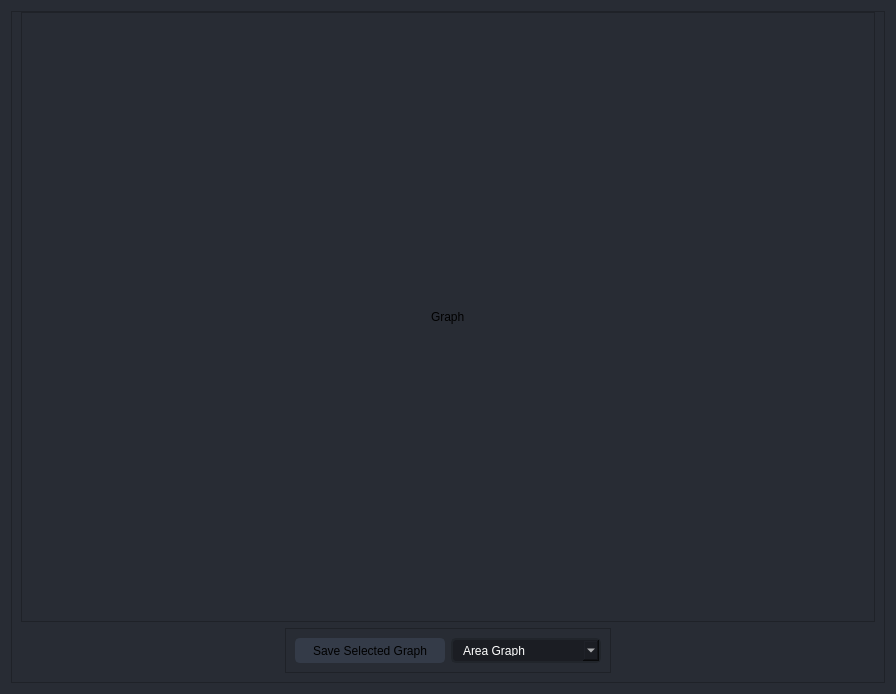
The window that UI/ui_graphs.ui (Mohamab29/FracSegment) describes before a commit, drawn with Qt 5.
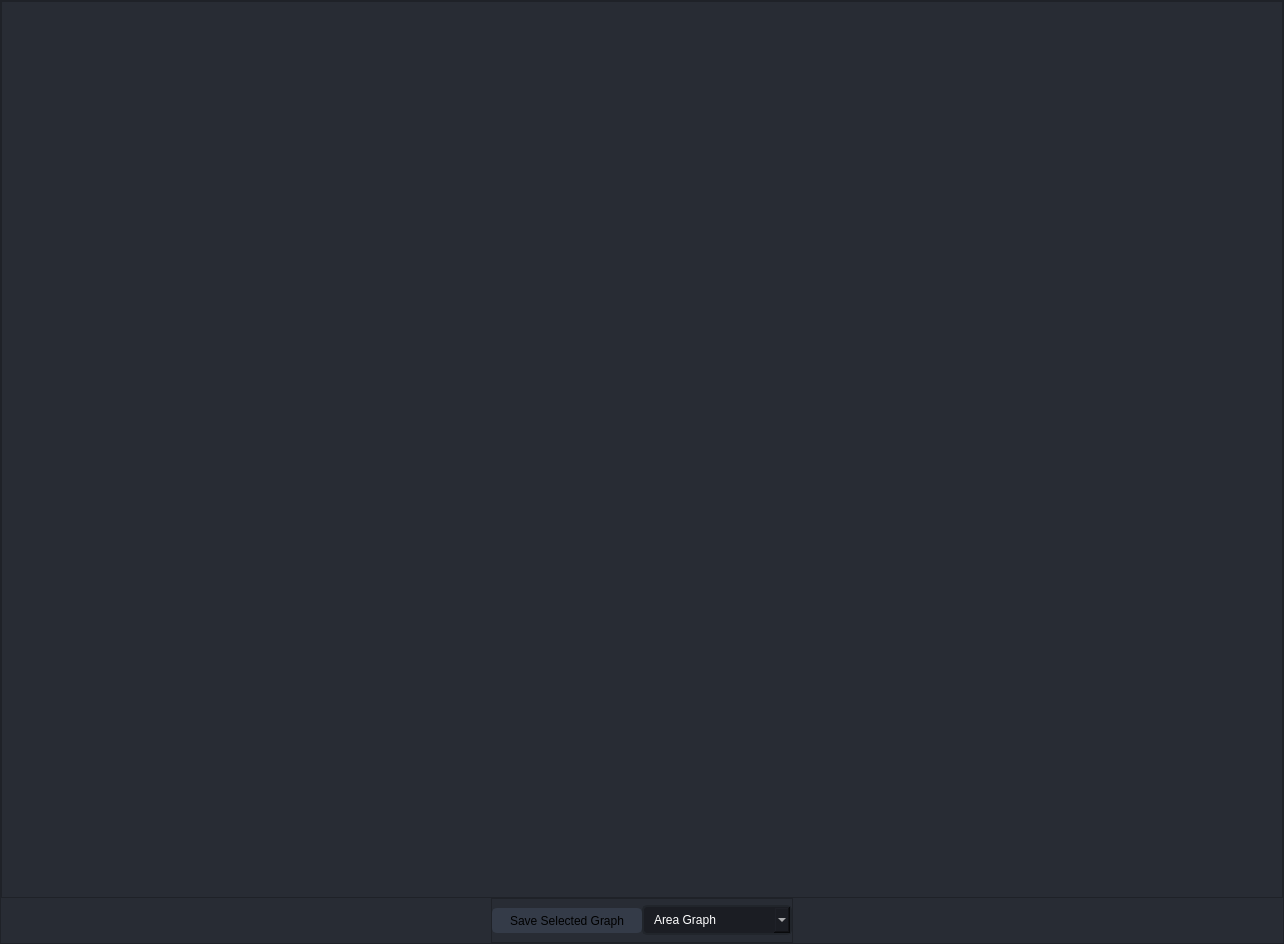
The same window after the commit. Icons and pictures are not drawn.

```diff
--- a/UI/ui_graphs.ui
+++ b/UI/ui_graphs.ui
@@ -6,8 +6,8 @@
    <rect>
     <x>0</x>
     <y>0</y>
-    <width>896</width>
-    <height>694</height>
+    <width>1284</width>
+    <height>944</height>
    </rect>
   </property>
   <property name="windowTitle">
@@ -21,6 +21,21 @@
    <string notr="true">background-color: #282c34</string>
   </property>
   <layout class="QVBoxLayout" name="verticalLayout_2">
+   <property name="spacing">
+    <number>0</number>
+   </property>
+   <property name="leftMargin">
+    <number>0</number>
+   </property>
+   <property name="topMargin">
+    <number>0</number>
+   </property>
+   <property name="rightMargin">
+    <number>0</number>
+   </property>
+   <property name="bottomMargin">
+    <number>0</number>
+   </property>
    <item>
     <widget class="QFrame" name="frame_graph_info">
      <property name="frameShape">
@@ -30,9 +45,21 @@
       <enum>QFrame::Raised</enum>
      </property>
      <layout class="QVBoxLayout" name="verticalLayout">
+      <property name="spacing">
+       <number>0</number>
+      </property>
+      <property name="leftMargin">
+       <number>0</number>
+      </property>
       <property name="topMargin">
        <number>0</number>
       </property>
+      <property name="rightMargin">
+       <number>0</number>
+      </property>
+      <property name="bottomMargin">
+       <number>0</number>
+      </property>
       <item>
        <widget class="QFrame" name="label_graph_2">
         <property name="styleSheet">
@@ -57,10 +84,40 @@
          <enum>QFrame::Raised</enum>
         </property>
         <layout class="QGridLayout" name="gridLayout_2">
+         <property name="leftMargin">
+          <number>0</number>
+         </property>
+         <property name="topMargin">
+          <number>0</number>
+         </property>
+         <property name="rightMargin">
+          <number>0</number>
+         </property>
+         <property name="bottomMargin">
+          <number>0</number>
+         </property>
+         <property name="spacing">
+          <number>0</number>
+         </property>
          <item row="0" column="0" alignment="Qt::AlignHCenter">
           <widget class="QLabel" name="label_graph">
+           <property name="maximumSize">
+            <size>
+             <width>1800</width>
+             <height>1800</height>
+            </size>
+           </property>
            <property name="text">
-            <string>Graph</string>
+            <string/>
+           </property>
+           <property name="pixmap">
+            <pixmap>../../../Desktop/New folder (2)/images/2.png</pixmap>
+           </property>
+           <property name="scaledContents">
+            <bool>true</bool>
+           </property>
+           <property name="alignment">
+            <set>Qt::AlignCenter</set>
            </property>
           </widget>
          </item>
@@ -82,6 +139,21 @@
          <enum>QFrame::Raised</enum>
         </property>
         <layout class="QHBoxLayout" name="horizontalLayout_2">
+         <property name="spacing">
+          <number>0</number>
+         </property>
+         <property name="leftMargin">
+          <number>0</number>
+         </property>
+         <property name="topMargin">
+          <number>0</number>
+         </property>
+         <property name="rightMargin">
+          <number>0</number>
+         </property>
+         <property name="bottomMargin">
+          <number>0</number>
+         </property>
          <item>
           <widget class="QPushButton" name="pushButton">
            <property name="minimumSize">
```
